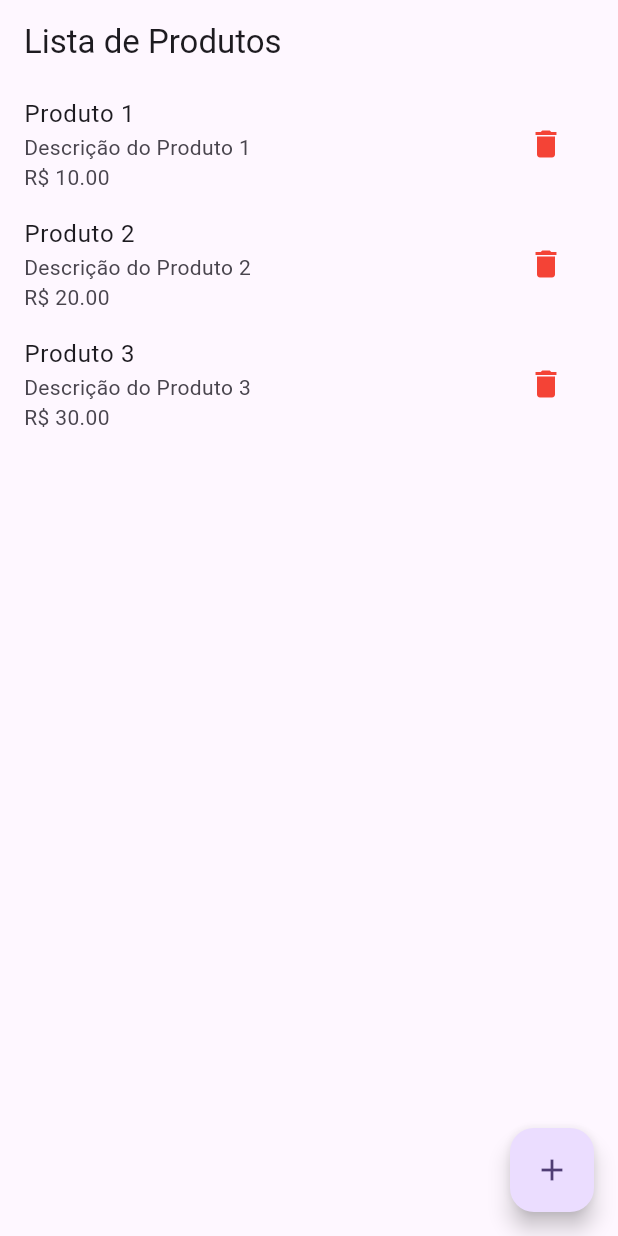
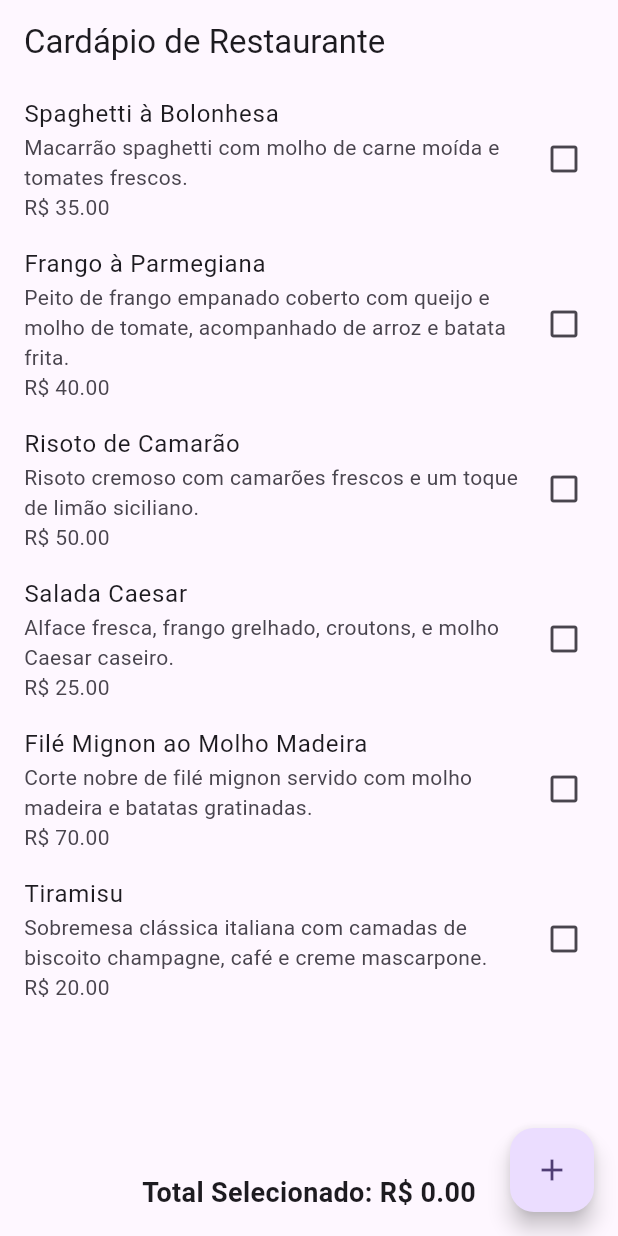
Before and after one commit to kvitorr/projeto_dispositivos, a Flutter app: the screen it shows after launch, on a phone screen of 412 x 824 dp. Run offline on Flutter 3.47's test engine with Material 3 defaults, Android fonts, the phone set to English and light mode, and no system bars; our stand-ins replace sqflite; accounts and stored records are empty.

Commit message:
Added selection of products and pricing

```diff
--- a/lib/pages/product_list.dart
+++ b/lib/pages/product_list.dart
@@ -11,6 +11,8 @@ class ProductListPage extends StatefulWidget {
 class _ProductListPageState extends State<ProductListPage> {
   late Database _database;
   List<Product> _products = [];
+  List<Product> _selectedProducts = [];
+  double _totalSelectedPrice = 0.0;
 
   @override
   void initState() {
@@ -26,20 +28,59 @@ class _ProductListPageState extends State<ProductListPage> {
           'CREATE TABLE products(id INTEGER PRIMARY KEY AUTOINCREMENT, name TEXT, description TEXT, price REAL)',
         );
 
-        // Inserindo produtos iniciais
+        // Inserindo pratos iniciais
         await db.insert(
           'products',
-          Product(name: 'Produto 1', description: 'Descrição do Produto 1', price: 10.0).toMap(),
+          Product(
+            name: 'Spaghetti à Bolonhesa',
+            description: 'Macarrão spaghetti com molho de carne moída e tomates frescos.',
+            price: 35.0,
+          ).toMap(),
           conflictAlgorithm: ConflictAlgorithm.replace,
         );
         await db.insert(
           'products',
-          Product(name: 'Produto 2', description: 'Descrição do Produto 2', price: 20.0).toMap(),
+          Product(
+            name: 'Frango à Parmegiana',
+            description: 'Peito de frango empanado coberto com queijo e molho de tomate, acompanhado de arroz e batata frita.',
+            price: 40.0,
+          ).toMap(),
           conflictAlgorithm: ConflictAlgorithm.replace,
         );
         await db.insert(
           'products',
-          Product(name: 'Produto 3', description: 'Descrição do Produto 3', price: 30.0).toMap(),
+          Product(
+            name: 'Risoto de Camarão',
+            description: 'Risoto cremoso com camarões frescos e um toque de limão siciliano.',
+            price: 50.0,
+          ).toMap(),
+          conflictAlgorithm: ConflictAlgorithm.replace,
+        );
+        await db.insert(
+          'products',
+          Product(
+            name: 'Salada Caesar',
+            description: 'Alface fresca, frango grelhado, croutons, e molho Caesar caseiro.',
+            price: 25.0,
+          ).toMap(),
+          conflictAlgorithm: ConflictAlgorithm.replace,
+        );
+        await db.insert(
+          'products',
+          Product(
+            name: 'Filé Mignon ao Molho Madeira',
+            description: 'Corte nobre de filé mignon servido com molho madeira e batatas gratinadas.',
+            price: 70.0,
+          ).toMap(),
+          conflictAlgorithm: ConflictAlgorithm.replace,
+        );
+        await db.insert(
+          'products',
+          Product(
+            name: 'Tiramisu',
+            description: 'Sobremesa clássica italiana com camadas de biscoito champagne, café e creme mascarpone.',
+            price: 20.0,
+          ).toMap(),
           conflictAlgorithm: ConflictAlgorithm.replace,
         );
       },
@@ -57,36 +98,54 @@ class _ProductListPageState extends State<ProductListPage> {
     });
   }
 
-  Future<void> _deleteProduct(int id) async {
-    await _database.delete(
-      'products',
-      where: 'id = ?',
-      whereArgs: [id],
-    );
-    _loadProducts(); // Recarregar lista após a exclusão
+  void _toggleProductSelection(Product product) {
+    setState(() {
+      if (_selectedProducts.contains(product)) {
+        _selectedProducts.remove(product);
+      } else {
+        _selectedProducts.add(product);
+      }
+      _totalSelectedPrice = _selectedProducts.fold(0, (sum, item) => sum + item.price);
+    });
   }
 
   @override
   Widget build(BuildContext context) {
     return Scaffold(
       appBar: AppBar(
-        title: Text('Lista de Produtos'),
+        title: Text('Cardápio de Restaurante'),
       ),
-      body: _products.isEmpty
-          ? Center(child: Text('Nenhum produto encontrado.'))
+      body: Column(
+        children: [
+          Expanded(
+            child: _products.isEmpty
+                ? Center(child: Text('Nenhum prato encontrado.'))
                 : ListView.builder(
                     itemCount: _products.length,
                     itemBuilder: (context, index) {
                       final product = _products[index];
+                      final isSelected = _selectedProducts.contains(product);
+
                       return ListTile(
                         title: Text(product.name),
                         subtitle: Text('${product.description}\nR\$ ${product.price.toStringAsFixed(2)}'),
-                  trailing: IconButton(
-                    icon: Icon(Icons.delete, color: Colors.red),
-                    onPressed: () => _deleteProduct(product.id!),
+                        trailing: Icon(
+                          isSelected ? Icons.check_box : Icons.check_box_outline_blank,
+                          color: isSelected ? Colors.green : null,
                         ),
+                        onTap: () => _toggleProductSelection(product),
                       );
                     },
+                  ),
+          ),
+          Padding(
+            padding: const EdgeInsets.all(16.0),
+            child: Text(
+              'Total Selecionado: R\$ ${_totalSelectedPrice.toStringAsFixed(2)}',
+              style: TextStyle(fontSize: 18, fontWeight: FontWeight.bold),
+            ),
+          ),
+        ],
       ),
       floatingActionButton: FloatingActionButton(
         onPressed: () {
```
Lines whose indentation alone changed are shown as unchanged.
